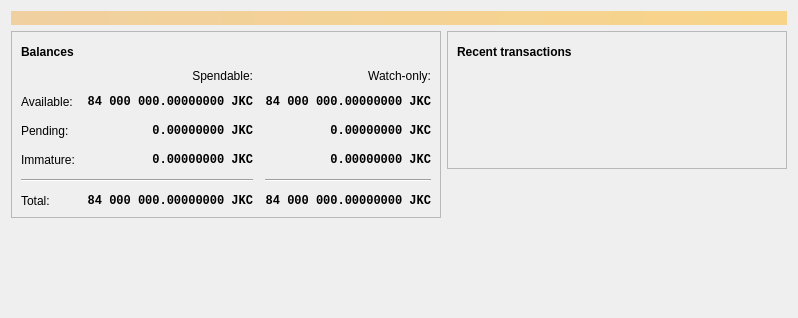
First picture: the form in src/qt/forms/overviewpage.ui, repository linkcoinproject/linkcoin, before the edit.
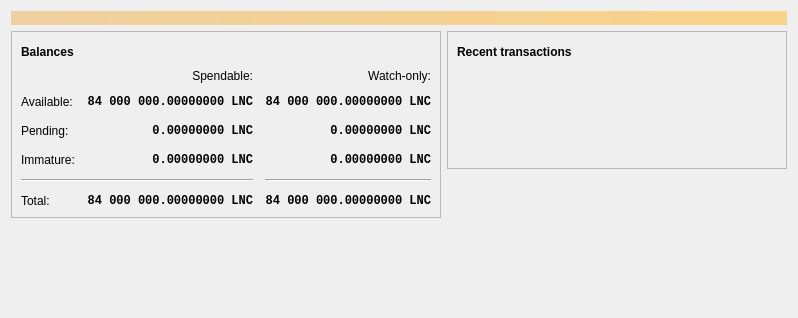
Second picture: the form after the edit. Icons and pictures are not drawn. Custom widgets are drawn as their Qt base class.

Diff of the .ui file:
```diff
--- a/src/qt/forms/overviewpage.ui
+++ b/src/qt/forms/overviewpage.ui
@@ -130,7 +130,7 @@
                <string>Unconfirmed transactions to watch-only addresses</string>
               </property>
               <property name="text">
-               <string notr="true">0.00000000 JKC</string>
+               <string notr="true">0.00000000 LNC</string>
               </property>
               <property name="alignment">
                <set>Qt::AlignRight|Qt::AlignTrailing|Qt::AlignVCenter</set>
@@ -156,7 +156,7 @@
                <string>Total of transactions that have yet to be confirmed, and do not yet count toward the spendable balance</string>
               </property>
               <property name="text">
-               <string notr="true">0.00000000 JKC</string>
+               <string notr="true">0.00000000 LNC</string>
               </property>
               <property name="alignment">
                <set>Qt::AlignRight|Qt::AlignTrailing|Qt::AlignVCenter</set>
@@ -182,7 +182,7 @@
                <string>Mined balance in watch-only addresses that has not yet matured</string>
               </property>
               <property name="text">
-               <string notr="true">0.00000000 JKC</string>
+               <string notr="true">0.00000000 LNC</string>
               </property>
               <property name="alignment">
                <set>Qt::AlignRight|Qt::AlignTrailing|Qt::AlignVCenter</set>
@@ -241,7 +241,7 @@
                <string>Mined balance that has not yet matured</string>
               </property>
               <property name="text">
-               <string notr="true">0.00000000 JKC</string>
+               <string notr="true">0.00000000 LNC</string>
               </property>
               <property name="alignment">
                <set>Qt::AlignRight|Qt::AlignTrailing|Qt::AlignVCenter</set>
@@ -287,7 +287,7 @@
                <string>Your current total balance</string>
               </property>
               <property name="text">
-               <string notr="true">84 000 000.00000000 JKC</string>
+               <string notr="true">84 000 000.00000000 LNC</string>
               </property>
               <property name="alignment">
                <set>Qt::AlignRight|Qt::AlignTrailing|Qt::AlignVCenter</set>
@@ -313,7 +313,7 @@
                <string>Current total balance in watch-only addresses</string>
               </property>
               <property name="text">
-               <string notr="true">84 000 000.00000000 JKC</string>
+               <string notr="true">84 000 000.00000000 LNC</string>
               </property>
               <property name="alignment">
                <set>Qt::AlignRight|Qt::AlignTrailing|Qt::AlignVCenter</set>
@@ -356,7 +356,7 @@
                <string>Your current spendable balance</string>
               </property>
               <property name="text">
-               <string notr="true">84 000 000.00000000 JKC</string>
+               <string notr="true">84 000 000.00000000 LNC</string>
               </property>
               <property name="alignment">
                <set>Qt::AlignRight|Qt::AlignTrailing|Qt::AlignVCenter</set>
@@ -382,7 +382,7 @@
                <string>Your current balance in watch-only addresses</string>
               </property>
               <property name="text">
-               <string notr="true">84 000 000.00000000 JKC</string>
+               <string notr="true">84 000 000.00000000 LNC</string>
               </property>
               <property name="alignment">
                <set>Qt::AlignRight|Qt::AlignTrailing|Qt::AlignVCenter</set>
```
Left out of the diff: 4 changed lines with no effect on the pictures.
